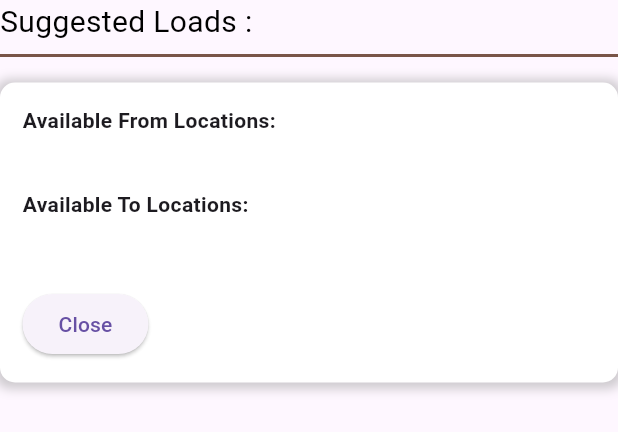
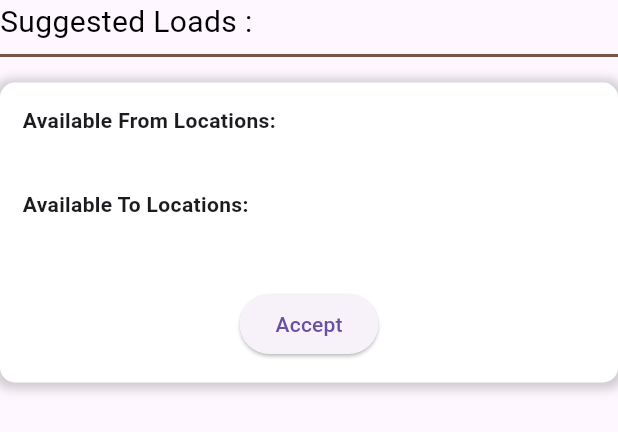
Before and after one commit to ChakaliMadhu6302769895/transmaa_drivers1, a Flutter app: the SuggestionsContainer widget shown alone on an empty page, opened directly with empty values, on a phone screen of 412 x 824 dp. Shown: the top 432 px of the screen. Run offline on Flutter 3.47's test engine with Material 3 defaults, Android fonts, the phone set to English and light mode, and no system bars; our stand-ins replace cloud_firestore, firebase_core; missing offline and left inert: bottom_bar; accounts and stored records are empty.

```diff
--- a/lib/screens/loads/suggestion_loads.dart
+++ b/lib/screens/loads/suggestion_loads.dart
@@ -65,9 +65,14 @@ class SuggestionsContainer extends StatelessWidget {
                         SizedBox(height: 5),
                         Text(toLocations.join(', ')),
                         SizedBox(height: 20),
-                        ElevatedButton(
-                          onPressed: onClose,
-                          child: Text('Close'),
+                        Row(
+                          mainAxisAlignment: MainAxisAlignment.center,
+                          children: [
+                            ElevatedButton(
+                              onPressed: (){},
+                              child: Text('Accept'),
+                            ),
+                          ],
                         ),
                       ],
                     ),
```
Also changed, not shown: lib/screens/loads/Available_loads.dart (+5 -19 lines).
